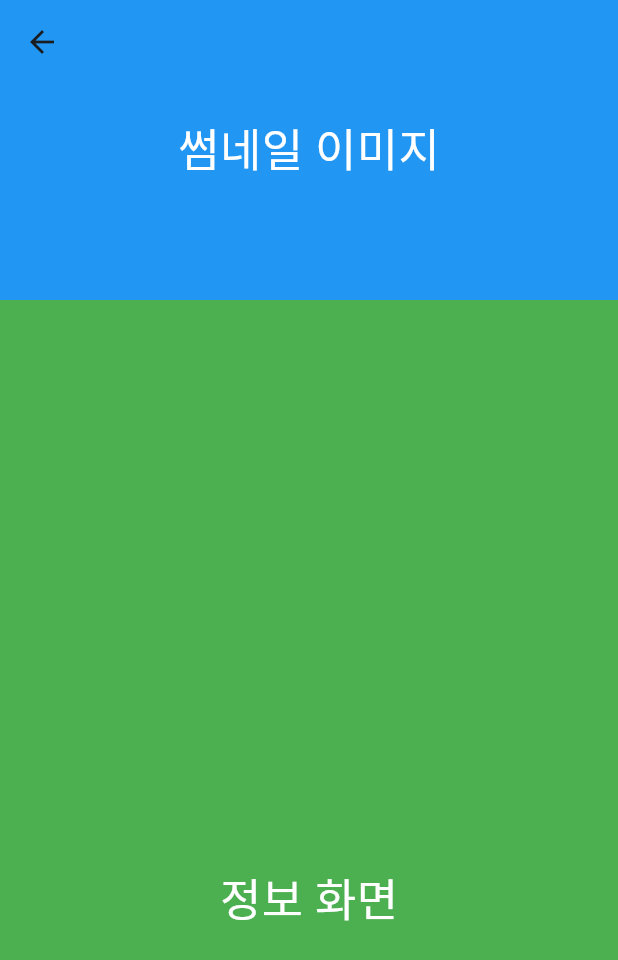
After one commit to justddan/Angel_Eats_Test, a Flutter app: the DetailScreen screen opened directly, on a phone screen of 412 x 824 dp. The commit adds this screen. Shown: the top 960 px of the screen. Run offline on Flutter 3.47's test engine with Material 3 defaults, Android fonts, the phone set to English and light mode, and no system bars; our stand-ins replace geolocator, go_router; missing offline and left inert: flutter_naver_map.

Commit message:
가게 상세 페이지 틀잡기

```diff
--- a/lib/features/bookmark/views/bookmark_screen.dart
+++ b/lib/features/bookmark/views/bookmark_screen.dart
@@ -1,5 +1,7 @@
 import 'package:angel_eats_test/features/bookmark/views/widgets/bookmark_list_item.dart';
+import 'package:angel_eats_test/features/detail/views/detail_screen.dart';
 import 'package:flutter/material.dart';
+import 'package:go_router/go_router.dart';
 
 class BookmarkScreen extends StatelessWidget {
   static String routeName = "bookmark";
@@ -10,6 +12,10 @@ class BookmarkScreen extends StatelessWidget {
   @override
   Widget build(BuildContext context) {
     final colorScheme = Theme.of(context).colorScheme;
+
+    goDetailScreen() {
+      context.pushNamed(DetailScreen.routeName);
+    }
 
     return Scaffold(
       body: SafeArea(
@@ -27,7 +33,9 @@ class BookmarkScreen extends StatelessWidget {
                 shrinkWrap: true,
                 physics: const NeverScrollableScrollPhysics(),
                 itemBuilder: (context, index) {
-                  return BookmarkListItem(
+                  return InkWell(
+                    onTap: goDetailScreen,
+                    child: BookmarkListItem(
                       storeName: "상호명 $index",
                       reviewPoint: "5.0",
                       reviewCount: "3",
@@ -35,6 +43,7 @@ class BookmarkScreen extends StatelessWidget {
                       deliveryTime: "36분~51분",
                       deliveryTip: "0~3,800원",
                       minimumPrice: "5,000원",
+                    ),
                   );
                 },
                 separatorBuilder: (context, index) {
--- /dev/null
+++ b/lib/features/detail/views/detail_screen.dart
@@ -0,0 +1,180 @@
+import 'package:flutter/material.dart';
+
+class DetailScreen extends StatefulWidget {
+  static String routeName = "detail";
+  static String routeURL = "/detail";
+
+  const DetailScreen({super.key});
+
+  @override
+  State<DetailScreen> createState() => _DetailScreenState();
+}
+
+class _DetailScreenState extends State<DetailScreen>
+    with SingleTickerProviderStateMixin {
+  late TabController _tabController;
+  late ScrollController _scrollController;
+  double _scrollPosition = 0.0;
+
+  @override
+  void initState() {
+    super.initState();
+    _tabController = TabController(length: 3, vsync: this);
+    _scrollController = ScrollController();
+    _scrollController.addListener(() {
+      setState(() {
+        _scrollPosition = _scrollController.position.pixels;
+      });
+    });
+  }
+
+  @override
+  void dispose() {
+    _tabController.dispose();
+    _scrollController.dispose();
+    super.dispose();
+  }
+
+  @override
+  Widget build(BuildContext context) {
+    bool isAppBarCollapsed = _scrollPosition >= 144;
+    return Scaffold(
+      body: CustomScrollView(
+        controller: _scrollController,
+        physics: const ClampingScrollPhysics().applyTo(const NoScrollPhysics()),
+        slivers: [
+          SliverAppBar(
+            title: Text(
+              '상호명',
+              style: TextStyle(
+                color: isAppBarCollapsed ? Colors.black : Colors.transparent,
+              ),
+            ),
+            backgroundColor:
+                isAppBarCollapsed ? Colors.white : Colors.transparent,
+            expandedHeight: 200.0,
+            flexibleSpace: LayoutBuilder(
+              builder: (BuildContext context, BoxConstraints constraints) {
+                // Change color based on scroll position
+                double top = constraints.biggest.height;
+                bool isCollapsed = top <= kToolbarHeight + 20;
+                return FlexibleSpaceBar(
+                  title: Text(
+                    'Scrollable Page',
+                    style: TextStyle(
+                        color: isCollapsed ? Colors.black : Colors.transparent),
+                  ),
+                  background: Container(
+                    color: Colors.blue,
+                    child: const Center(
+                      child: Text(
+                        '썸네일 이미지',
+                        style: TextStyle(
+                          fontSize: 30,
+                          color: Colors.white,
+                        ),
+                      ),
+                    ),
+                  ),
+                );
+              },
+            ),
+            pinned: true,
+          ),
+          SliverToBoxAdapter(
+            child: Container(
+              height: 800.0,
+              color: Colors.green,
+              child: const Center(
+                child: Text(
+                  '정보 화면',
+                  style: TextStyle(
+                    fontSize: 30,
+                    color: Colors.white,
+                  ),
+                ),
+              ),
+            ),
+          ),
+          SliverPersistentHeader(
+            pinned: true,
+            delegate: _SliverAppBarDelegate(
+              TabBar(
+                controller: _tabController,
+                labelColor: Colors.black,
+                unselectedLabelColor: Colors.grey,
+                tabs: const [
+                  Tab(text: "메뉴"),
+                  Tab(text: "정보 • 원산지"),
+                  Tab(text: "리뷰"),
+                ],
+              ),
+            ),
+          ),
+          SliverFillRemaining(
+            child: TabBarView(
+              controller: _tabController,
+              children: [
+                Container(
+                  color: Colors.red,
+                  child: const Center(child: Text('메뉴 페이지')),
+                ),
+                Container(
+                  color: Colors.green,
+                  child: const Center(child: Text('정보 원산지 페이지')),
+                ),
+                Container(
+                  color: Colors.blue,
+                  child: const Center(child: Text('리뷰 페이지')),
+                ),
+              ],
+            ),
+          ),
+        ],
+      ),
+    );
+  }
+}
+
+class _SliverAppBarDelegate extends SliverPersistentHeaderDelegate {
+  _SliverAppBarDelegate(this._tabBar);
+
+  final TabBar _tabBar;
+
+  @override
+  double get minExtent => _tabBar.preferredSize.height;
+  @override
+  double get maxExtent => _tabBar.preferredSize.height;
+
+  @override
+  Widget build(
+      BuildContext context, double shrinkOffset, bool overlapsContent) {
+    return Container(
+      color: Colors.white,
+      child: _tabBar,
+    );
+  }
+
+  @override
+  bool shouldRebuild(_SliverAppBarDelegate oldDelegate) {
+    return false;
+  }
+}
+
+class NoScrollPhysics extends ScrollPhysics {
+  const NoScrollPhysics({super.parent});
+
+  @override
+  NoScrollPhysics applyTo(ScrollPhysics? ancestor) {
+    return NoScrollPhysics(parent: buildParent(ancestor));
+  }
+
+  @override
+  double applyBoundaryConditions(ScrollMetrics position, double value) {
+    if (value < position.pixels) {
+      // Prevent scrolling up
+      return value - position.pixels;
+    }
+    return 0.0;
+  }
+}
--- a/lib/main.dart
+++ b/lib/main.dart
@@ -25,7 +25,7 @@ class AngelEatsTestApp extends StatelessWidget {
       title: 'AngelEatsTest',
       theme: ThemeData(
         useMaterial3: true,
-        colorScheme: ColorScheme.fromSeed(seedColor: Colors.yellow),
+        colorScheme: ColorScheme.fromSeed(seedColor: Colors.blue),
       ),
     );
   }
--- a/lib/router.dart
+++ b/lib/router.dart
@@ -1,4 +1,5 @@
 import 'package:angel_eats_test/common/widgets/main_navigation/main_navigation_screen.dart';
+import 'package:angel_eats_test/features/detail/views/detail_screen.dart';
 import 'package:angel_eats_test/features/history/views/history_detail_screen.dart';
 import 'package:go_router/go_router.dart';
 
@@ -47,6 +48,11 @@ final router = GoRouter(
             ),
           ],
         ),
+        GoRoute(
+          name: DetailScreen.routeName,
+          path: DetailScreen.routeURL,
+          builder: (context, state) => const DetailScreen(),
+        ),
         // 팝업 시도
         // GoRoute(
         //   name: BookmarkScreen.routeName,
```
Lines whose indentation alone changed are shown as unchanged.
